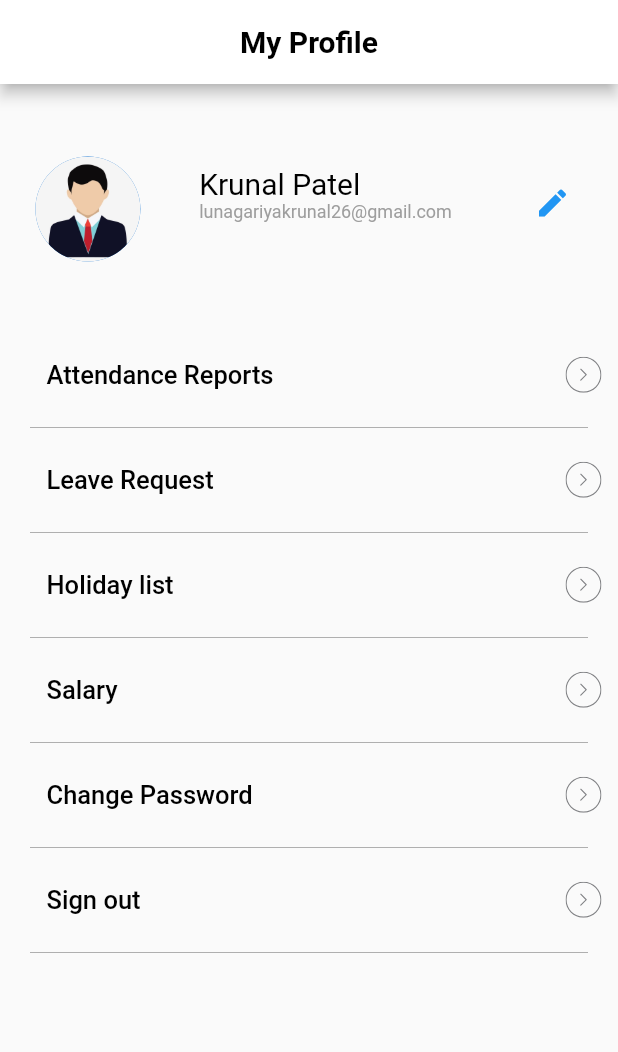
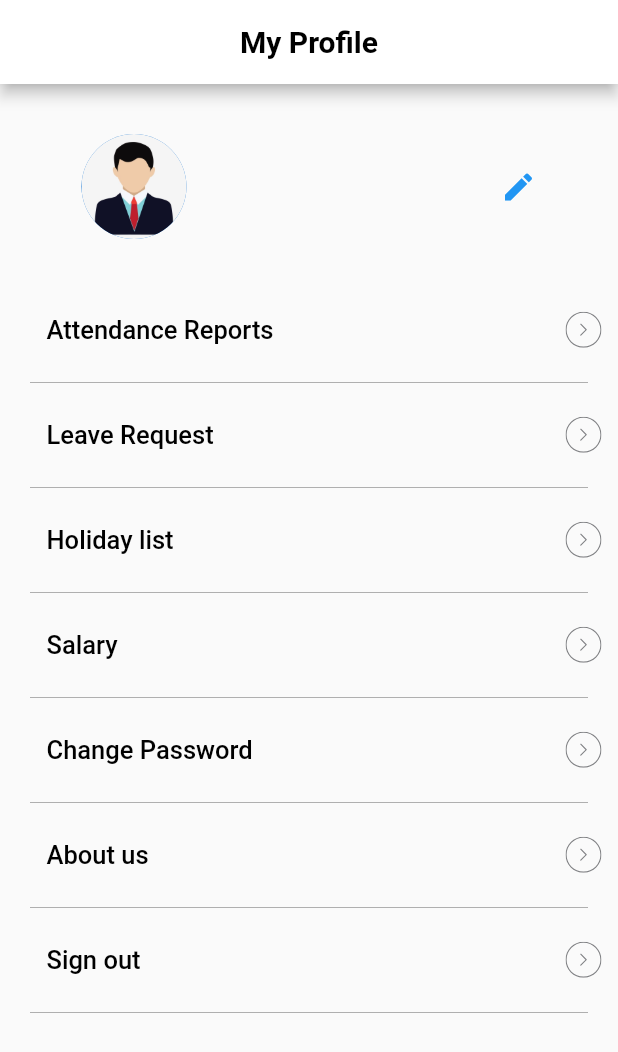
Before and after one commit to KrunalLunagariya/attendance_manager, a Flutter app: the EmployeeProfilePage screen opened directly, on a phone screen of 412 x 824 dp. Shown: the top 1052 px of the screen. Run offline on Flutter 3.47's test engine with Material 2 defaults, Android fonts, the phone set to English and light mode, and no system bars; our stand-ins replace curved_navigation_bar, dio, flutter_bloc, flutter_easyloading, flutter_otp_text_field, flutter_svg and 3 more; accounts and stored records are empty; Roboto replaces fonts that are missing (NexaRegular).

Commit message:
design of about page

```diff
--- a/lib/app_manage.dart
+++ b/lib/app_manage.dart
@@ -19,6 +19,7 @@ class AppTextStyle {
   static TextStyle blackfontMedium17 = const TextStyle(fontSize: 17);
   static TextStyle boldfont20 = const TextStyle(fontWeight: FontWeight.bold,fontSize: 20);
   static TextStyle blackfont20 = const TextStyle(fontSize: 20,color: Colors.black);
+  static TextStyle grayfont12 = const TextStyle(fontSize: 12,color: Colors.grey);
   static TextStyle blackfont24 = const TextStyle(fontSize: 24,color: Colors.black);
   static TextStyle blackfont14 = const TextStyle(fontSize: 14,color: Colors.black);
   static TextStyle blackfont15 = const TextStyle(fontSize: 15,color: Colors.black);
--- a/lib/profile_pic.dart
+++ b/lib/profile_pic.dart
@@ -1,4 +1,7 @@
+import 'package:attendance_manager/session_manager.dart';
 import 'package:flutter/material.dart';
+import 'app_manage.dart';
+import 'models/user_model.dart';
 import 'screen/employee_edit_profile.dart';
 
 class ProfilePic extends StatefulWidget {
@@ -13,8 +16,18 @@ class ProfilePic extends StatefulWidget {
 
 class _ProfilePicState extends State<ProfilePic> {
   double screenHeight = 0;
+  double screenWidth = 0;
+  String firstName = "";
+  String lastName = "";
+  String email = "";
 
-  double screenWidth = 0;
+  Future<UserModel?> getData()async{
+      var userDetails = await SessionManager.getUserInfo();
+      firstName = userDetails?.firstName ?? '';
+      lastName = userDetails?.lastName ?? '';
+      email = userDetails?.email ?? '';
+      return UserModel();
+  }
 
   @override
   Widget build(BuildContext context) {
@@ -38,30 +51,38 @@ class _ProfilePicState extends State<ProfilePic> {
                   padding: const EdgeInsets.symmetric(horizontal: 10, vertical: 30),
                   child: Column(
                     crossAxisAlignment: CrossAxisAlignment.start,
-                    children: const [
-                      Text(
-                          "Krunal Patel",
-                          style: TextStyle(
-                            fontFamily: "NexaRegular",
-                            fontSize: 20,
-                            color: Colors.black,
-                          ),
-                        ),
+                    children: [
+                      FutureBuilder(
+                          future: getData(),
+                          builder: (context, snapshot) {
+                            if (snapshot.connectionState == ConnectionState.waiting) {
+                              return const Center(
+                                child: CircularProgressIndicator(),
+                              );
+                            } else {
+                              return Padding(
+                                padding: const EdgeInsets.only(top: 8),
+                                child: Text.rich(
+                                  TextSpan(
+                                    children: <TextSpan>[
+                                      TextSpan(text:'${firstName} ',
+                                          style: AppTextStyle.boldfont20),
+                                      TextSpan(text:'${lastName}\n',
+                                          style: AppTextStyle.boldfont20),
+                                      TextSpan(text: email,
+                                      style: AppTextStyle.grayfont12 ),
+                                    ],
+                                  ),
+                                ),
+                              );
+                            };
+                          }),
 
-                      Text(
-                          "lunagariyakrunal26@gmail.com",
-                          style: TextStyle(
-                            fontFamily: "NexaRegular",
-                            fontSize: 12,
-                            color: Colors.grey,
-
-                        ),
-                      ),
                     ],
                   ),
                 ),
                 Padding(
-                    padding: const EdgeInsets.all(8.0),
+                    padding: const EdgeInsets.only(top: 8),
                     child: IconButton(
                       icon:  const Icon(Icons.edit,color: Colors.blue),
                       alignment: Alignment.topRight,
--- a/lib/screen/employee_Profile_page.dart
+++ b/lib/screen/employee_Profile_page.dart
@@ -1,6 +1,8 @@
 // ignore_for_file: file_names
 import 'package:attendance_manager/app_manage.dart';
+import 'package:attendance_manager/screen/employee_about_us_page.dart';
 import 'package:flutter/material.dart';
+import '../models/user_model.dart';
 import '../session_manager.dart';
 import '../strings.dart';
 import 'employee_change_password_page.dart';
@@ -11,8 +13,23 @@ import '../profile_menu.dart';
 import '../profile_pic.dart';
 import 'login_page.dart';
 
-class EmployeeProfilePage extends StatelessWidget {
-  const EmployeeProfilePage({super.key});
+class EmployeeProfilePage extends StatefulWidget {
+  const EmployeeProfilePage({Key? key}) : super(key: key);
+  @override
+  EmployeeProfile createState() => EmployeeProfile();
+
+}
+
+class EmployeeProfile extends State<EmployeeProfilePage>{
+  String firstName = "";
+  String lastName = "";
+
+  Future<UserModel?> getData()async{
+      var userDetails = await SessionManager.getUserInfo();
+      firstName = userDetails?.firstName ?? '';
+      lastName = userDetails?.lastName ?? '';
+      return UserModel();
+  }
 
   @override
   Widget build(BuildContext context) {
@@ -25,12 +42,12 @@ class EmployeeProfilePage extends StatelessWidget {
           ),
         ),
       body: SingleChildScrollView(
-      padding: const EdgeInsets.symmetric(vertical: 20),
+      padding: const EdgeInsets.symmetric(vertical: 5),
       child: Column(
         mainAxisAlignment: MainAxisAlignment.start,
         children: [
           const ProfilePic(),
-          const SizedBox(height: 20),
+          const SizedBox(height: 5),
           ProfileMenu(
             text: ProfileMenuString.attendanceReports,
             press: () {
@@ -107,6 +124,22 @@ class EmployeeProfilePage extends StatelessWidget {
             ),
           ),
           ProfileMenu(
+            text: ProfileMenuString.aboutUs,
+            press: () {
+              Navigator.push(
+                context,
+                MaterialPageRoute(builder: (context) =>  const EmployeeAboutUsPage()),
+              );
+            },
+          ),
+           Padding(
+            padding: const EdgeInsets.symmetric(horizontal: 20),
+            child: Divider(
+              thickness: 0.2,
+              color: AppColor.black,
+            ),
+          ),
+          ProfileMenu(
             text: ProfileMenuString.singOut,
             press: () async {
               // var sharedPref = await SharedPreferences.getInstance();
@@ -116,7 +149,7 @@ class EmployeeProfilePage extends StatelessWidget {
               const LoginPage()), (Route<dynamic> route) => false);
             },
           ),
-           Padding(
+          Padding(
             padding: const EdgeInsets.symmetric(horizontal: 20),
             child: Divider(
               thickness: 0.2,
--- a/lib/screen/login_page.dart
+++ b/lib/screen/login_page.dart
@@ -89,8 +89,7 @@ class LoginPageState extends State<LoginPage> {
       //print(response);
       UserModel userModel = UserModel.fromJson(response.data);
       await SessionManager.saveUserInfo(userModel);
-      var storedUser = await SessionManager.getUserInfo();
-      //print(storedUser?.firstName);
+      //var storedUser = await SessionManager.getUserInfo();
 
       Navigator.pushReplacementNamed(context,  Routes.homescreen);
 
--- a/lib/strings.dart
+++ b/lib/strings.dart
@@ -10,6 +10,7 @@ class LocalisationString {
   static String lblMobileNumber= "Enter Mobile Number";
   static String lblEnterOtp= "Enter OTP";
   static String lblLoginWelcomeMessage = "Welcome back you've been missed!";
+  static String paragraph = "Our motto is to deliver finest it business solutions to our customers. We have team of creative thinkers, professional developers and experienced managers who always ready to bring something innovative for our clients.\nOffer a perfect sky to brand for building their presence in this digital world with our visionary service.";
 
 }
 
@@ -34,6 +35,7 @@ class AppbarTitleString{
   static String report = "Report";
   static String forgotPassword = "Forgot Password";
   static String myProfile = "My Profile";
+  static String aboutUs = "About Us";
   static String employeeName= "Employee Name";
 
 }
@@ -59,6 +61,7 @@ class ProfileMenuString{
   static String salary = "Salary";
   static String changePassword = "Change Password";
   static String singOut = "Sign out";
+  static String aboutUs = "About us";
 }
 
 class SlideButtonString{
--- a/pubspec.yaml
+++ b/pubspec.yaml
@@ -42,6 +42,7 @@ dependencies:
   # Use with the CupertinoIcons class for iOS style icons.
   cupertino_icons: ^1.0.2
   shared_preferences: ^2.0.17
+  url_launcher: ^6.1.9
   path_provider: ^2.0.12
   sqflite: ^2.2.4+1
   fluttertoast: ^8.1.2
```
Also changed, not shown: lib/screen/employee_about_us_page.dart (added, +242 -0 lines), lib/screen/employee_punch_page.dart (+42 -12 lines), lib/screen/employee_report_page.dart (+51 -9 lines), lib/images/ravibhai.png (added), pubspec.lock, 6 other files.
